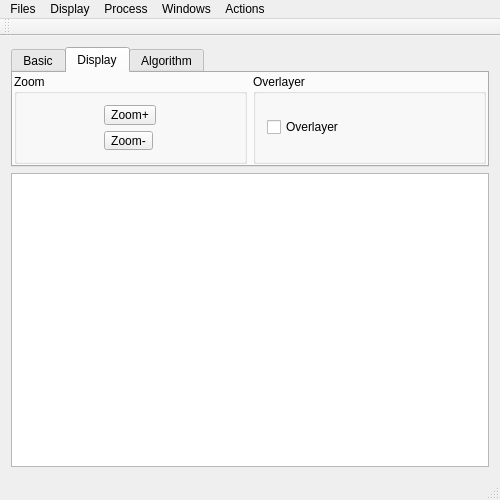
First picture: the form in mainwindow.ui, repository Rainlin007/RQImage, before the edit.
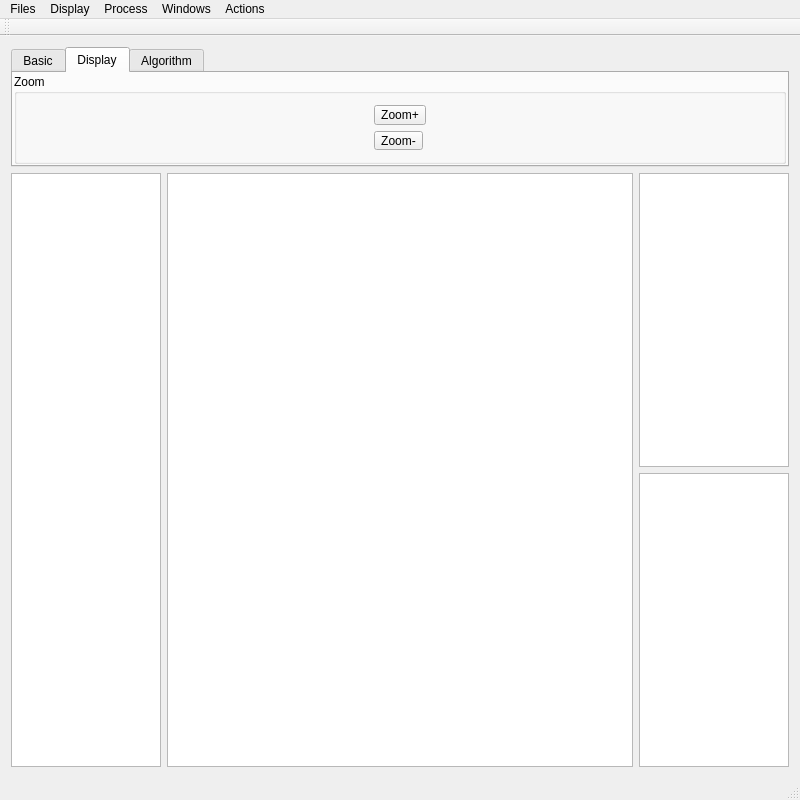
Second picture: the form after the edit. The open tabs and pages were chosen to show the change.

Patch:
```diff
--- a/mainwindow.ui
+++ b/mainwindow.ui
@@ -6,8 +6,8 @@
    <rect>
     <x>0</x>
     <y>0</y>
-    <width>500</width>
-    <height>500</height>
+    <width>800</width>
+    <height>800</height>
    </rect>
   </property>
   <property name="windowTitle">
@@ -156,22 +156,6 @@
           </layout>
          </widget>
         </item>
-        <item>
-         <widget class="QGroupBox" name="groupBox_5">
-          <property name="title">
-           <string>Overlayer</string>
-          </property>
-          <layout class="QGridLayout" name="gridLayout_5">
-           <item row="0" column="0">
-            <widget class="QCheckBox" name="checkBox">
-             <property name="text">
-              <string>Overlayer</string>
-             </property>
-            </widget>
-           </item>
-          </layout>
-         </widget>
-        </item>
        </layout>
       </widget>
       <widget class="QWidget" name="tab_4">
@@ -228,7 +212,69 @@
      </widget>
     </item>
     <item>
-     <widget class="QGraphicsView" name="graphicsView"/>
+     <layout class="QHBoxLayout" name="horizontalLayout_3">
+      <item>
+       <widget class="QListWidget" name="listWidget_2">
+        <property name="maximumSize">
+         <size>
+          <width>150</width>
+          <height>16777215</height>
+         </size>
+        </property>
+       </widget>
+      </item>
+      <item>
+       <widget class="QGraphicsView" name="graphicsView"/>
+      </item>
+      <item>
+       <layout class="QVBoxLayout" name="verticalLayout_4">
+        <item>
+         <widget class="QTextEdit" name="textEdit_2">
+          <property name="enabled">
+           <bool>true</bool>
+          </property>
+          <property name="minimumSize">
+           <size>
+            <width>150</width>
+            <height>0</height>
+           </size>
+          </property>
+          <property name="maximumSize">
+           <size>
+            <width>150</width>
+            <height>16777215</height>
+           </size>
+          </property>
+          <property name="readOnly">
+           <bool>true</bool>
+          </property>
+         </widget>
+        </item>
+        <item>
+         <widget class="QTextEdit" name="textEdit_3">
+          <property name="enabled">
+           <bool>true</bool>
+          </property>
+          <property name="minimumSize">
+           <size>
+            <width>150</width>
+            <height>0</height>
+           </size>
+          </property>
+          <property name="maximumSize">
+           <size>
+            <width>150</width>
+            <height>16777215</height>
+           </size>
+          </property>
+          <property name="readOnly">
+           <bool>true</bool>
+          </property>
+         </widget>
+        </item>
+       </layout>
+      </item>
+     </layout>
     </item>
    </layout>
   </widget>
@@ -237,7 +283,7 @@
     <rect>
      <x>0</x>
      <y>0</y>
-     <width>500</width>
+     <width>800</width>
      <height>25</height>
     </rect>
    </property>
```
Left out of the diff: 28 changed lines with no effect on the pictures.
